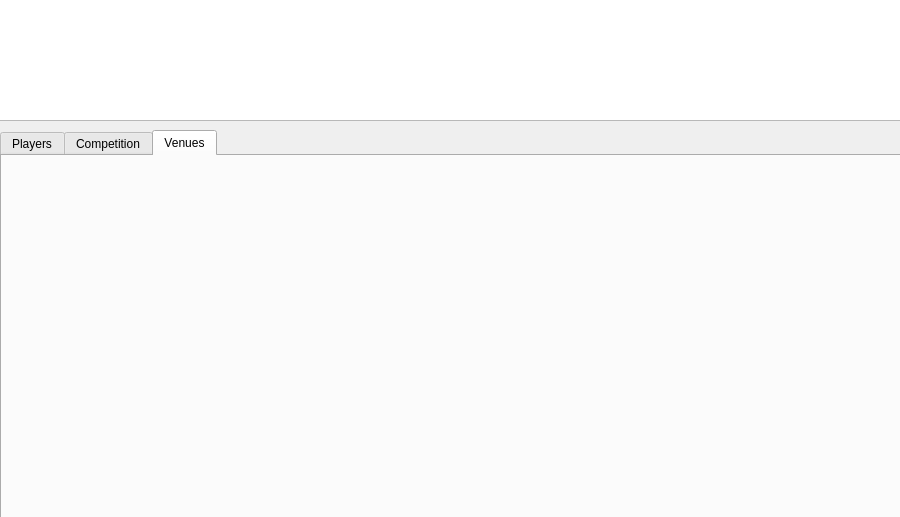
The window that mainwindow.ui (stefanmarjanovic/Comp) describes before a commit, drawn with Qt 5.
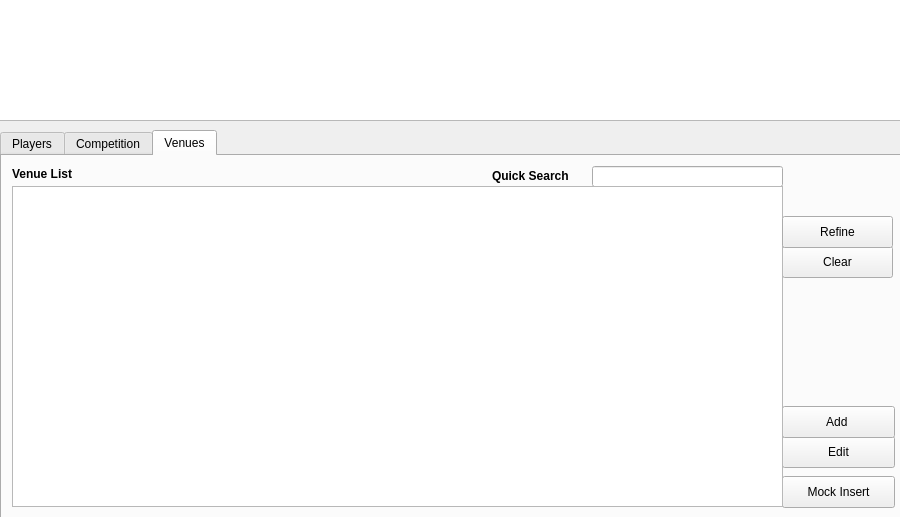
The same window after the commit. The open tabs and pages were chosen to show the change. Icons and pictures are not drawn.

Diff of the .ui file:
```diff
--- a/mainwindow.ui
+++ b/mainwindow.ui
@@ -222,6 +222,144 @@
      <attribute name="title">
       <string>Venues</string>
      </attribute>
+     <widget class="QPushButton" name="mockInsert_2">
+      <property name="geometry">
+       <rect>
+        <x>780</x>
+        <y>320</y>
+        <width>113</width>
+        <height>32</height>
+       </rect>
+      </property>
+      <property name="text">
+       <string>Mock Insert</string>
+      </property>
+     </widget>
+     <widget class="QLineEdit" name="quickSearch_2">
+      <property name="geometry">
+       <rect>
+        <x>590</x>
+        <y>10</y>
+        <width>191</width>
+        <height>21</height>
+       </rect>
+      </property>
+     </widget>
+     <widget class="QPushButton" name="venueClear">
+      <property name="geometry">
+       <rect>
+        <x>780</x>
+        <y>90</y>
+        <width>111</width>
+        <height>32</height>
+       </rect>
+      </property>
+      <property name="text">
+       <string>Clear</string>
+      </property>
+     </widget>
+     <widget class="QPushButton" name="venueEdit">
+      <property name="geometry">
+       <rect>
+        <x>780</x>
+        <y>280</y>
+        <width>113</width>
+        <height>32</height>
+       </rect>
+      </property>
+      <property name="text">
+       <string>Edit</string>
+      </property>
+     </widget>
+     <widget class="QLabel" name="label_7">
+      <property name="geometry">
+       <rect>
+        <x>10</x>
+        <y>10</y>
+        <width>71</width>
+        <height>16</height>
+       </rect>
+      </property>
+      <property name="font">
+       <font>
+        <weight>75</weight>
+        <bold>true</bold>
+       </font>
+      </property>
+      <property name="text">
+       <string>Venue List</string>
+      </property>
+     </widget>
+     <widget class="QLabel" name="label_8">
+      <property name="geometry">
+       <rect>
+        <x>490</x>
+        <y>10</y>
+        <width>91</width>
+        <height>20</height>
+       </rect>
+      </property>
+      <property name="font">
+       <font>
+        <weight>75</weight>
+        <bold>true</bold>
+       </font>
+      </property>
+      <property name="text">
+       <string>Quick Search</string>
+      </property>
+     </widget>
+     <widget class="QPushButton" name="venueAdd">
+      <property name="geometry">
+       <rect>
+        <x>780</x>
+        <y>250</y>
+        <width>113</width>
+        <height>32</height>
+       </rect>
+      </property>
+      <property name="text">
+       <string>Add </string>
+      </property>
+     </widget>
+     <widget class="QTableView" name="venueTable">
+      <property name="geometry">
+       <rect>
+        <x>10</x>
+        <y>30</y>
+        <width>771</width>
+        <height>321</height>
+       </rect>
+      </property>
+      <property name="showGrid">
+       <bool>true</bool>
+      </property>
+      <property name="gridStyle">
+       <enum>Qt::SolidLine</enum>
+      </property>
+      <attribute name="horizontalHeaderDefaultSectionSize">
+       <number>100</number>
+      </attribute>
+      <attribute name="horizontalHeaderStretchLastSection">
+       <bool>false</bool>
+      </attribute>
+      <attribute name="verticalHeaderVisible">
+       <bool>false</bool>
+      </attribute>
+     </widget>
+     <widget class="QPushButton" name="venueRefine">
+      <property name="geometry">
+       <rect>
+        <x>780</x>
+        <y>60</y>
+        <width>111</width>
+        <height>32</height>
+       </rect>
+      </property>
+      <property name="text">
+       <string>Refine</string>
+      </property>
+     </widget>
     </widget>
    </widget>
   </widget>
```
Left out of the diff: 12 changed lines with no effect on the pictures.
